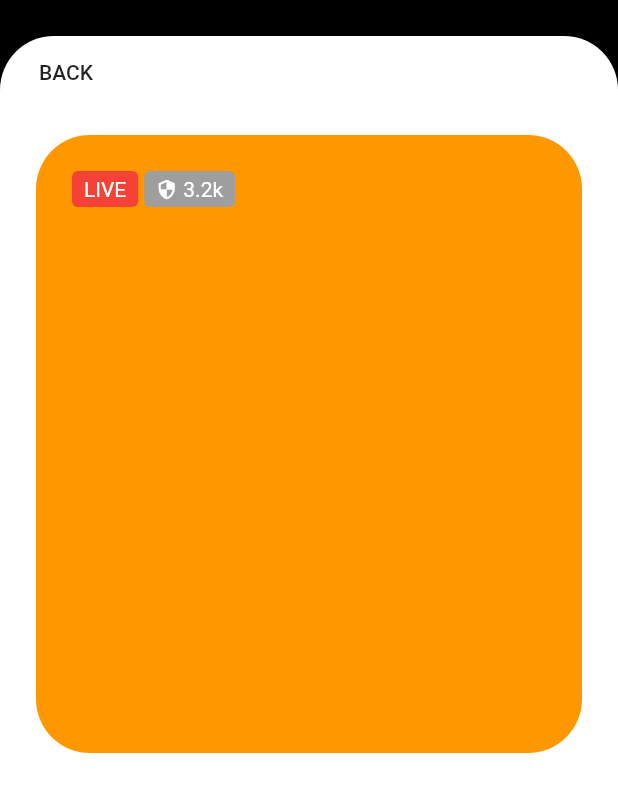
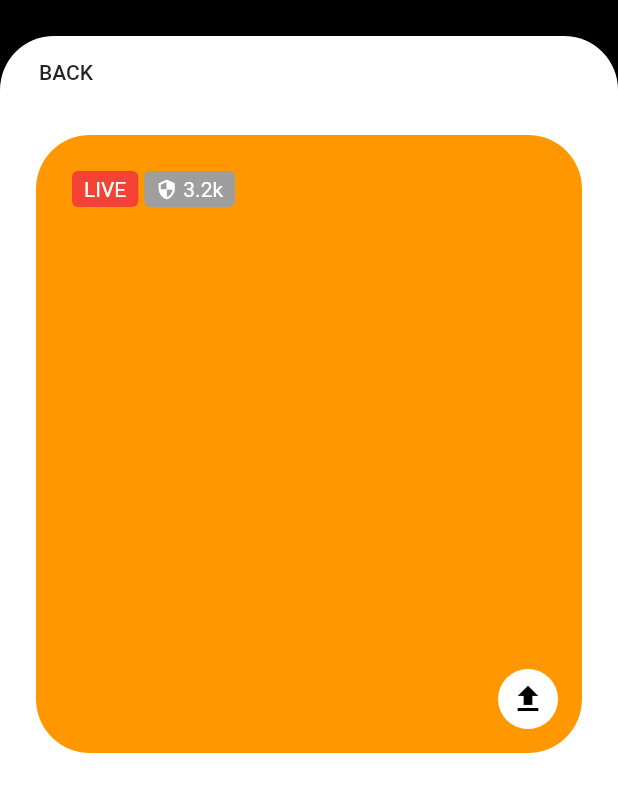
Before and after one commit to JAICHANGPARK/flutter_notebook_8th_story, a Flutter app: the MedicalDetailPage screen opened directly, on a phone screen of 412 x 824 dp. Shown: the top 792 px of the screen. Run offline on Flutter 3.47's test engine with Material 2 defaults, Android fonts, the phone set to English and light mode, and no system bars; our stand-ins replace google_fonts.

Commit message:
Update medical_detail_page.dart

```diff
--- a/lib/ep557_medical_app/medical_detail_page.dart
+++ b/lib/ep557_medical_app/medical_detail_page.dart
@@ -80,8 +80,15 @@ class MedicalDetailPage extends StatelessWidget {
                                 ],
                               )),
                           Positioned(
+                            right: 16,
+                            bottom: 16,
                             child: Row(
                               children: [
+                                CircleAvatar(
+                                  backgroundColor: Colors.white,
+                                  child: Icon(Icons.file_upload, color: Colors.black,),
+
+                                )
 
                               ],
                             ),
```
